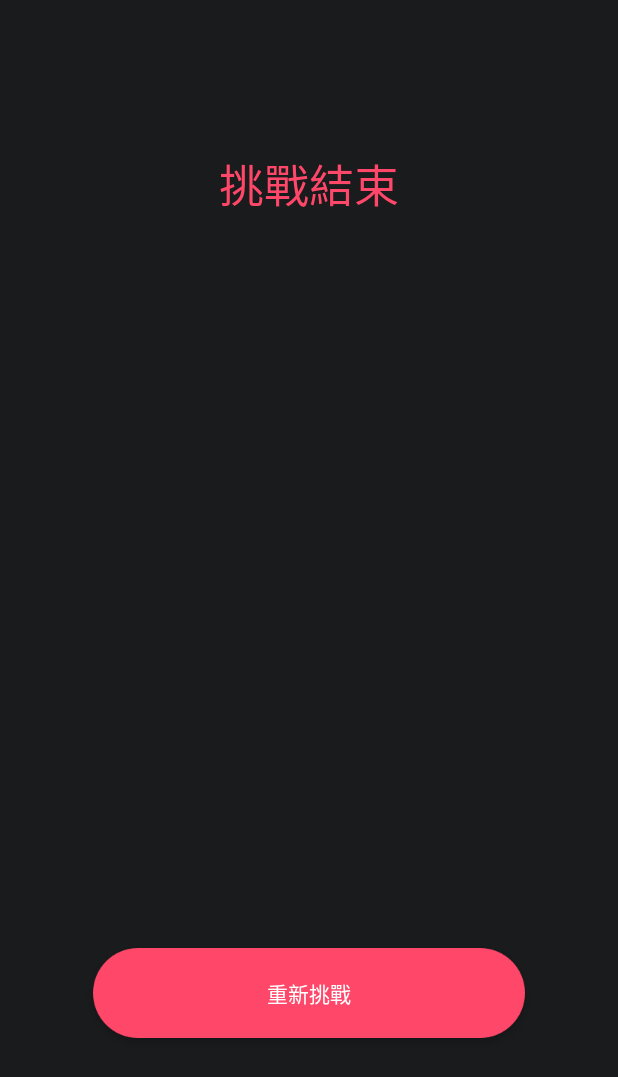
After one commit to crazyma/KKQuiz, an Android app: the fragment ResultFragment placed in its activity, on a phone screen of 412 x 824 dp. The commit adds this screen. Shown: the top 1077 px of the screen. Run offline under Robolectric (Android 15) with nearby library versions, the phone set to English and light mode, and no system bars; our stand-ins replace RxJava; libraries missing offline, so code that uses them is left out: com.kkbox.openapideveloper; 3 statements that could not run were skipped.

Commit message:
feat: create ResultFragment
also setup back stack flow when clicking again button

```diff
--- /dev/null
+++ b/app/src/main/java/com/beibeilab/kkquiz/ResultFragment.kt
@@ -0,0 +1,47 @@
+package com.beibeilab.kkquiz
+
+
+import android.os.Bundle
+import android.support.v4.app.Fragment
+import android.view.LayoutInflater
+import android.view.View
+import android.view.ViewGroup
+import com.beibeilab.kkquiz.Utils.FragmentUtils
+import kotlinx.android.synthetic.main.fragment_result.*
+
+
+/**
+ * A simple [Fragment] subclass.
+ */
+class ResultFragment : Fragment() {
+
+    companion object {
+        fun newInstance(artist: String): ResultFragment {
+            val fragment = ResultFragment()
+            fragment.artist = artist
+            return fragment
+        }
+    }
+
+    lateinit var artist: String
+
+    override fun onCreateView(inflater: LayoutInflater?, container: ViewGroup?,
+                              savedInstanceState: Bundle?): View? {
+        // Inflate the layout for this fragment
+        return inflater!!.inflate(R.layout.fragment_result, container, false)
+    }
+
+    override fun onViewCreated(view: View?, savedInstanceState: Bundle?) {
+        super.onViewCreated(view, savedInstanceState)
+
+        textArtist.text = artist
+        buttonPlayAgain.setOnClickListener {
+
+            FragmentUtils.backFragment(
+                    this@ResultFragment.activity,
+                    FragmentUtils.FRAGMENT_TAG_SEARCH)
+
+        }
+    }
+
+}// Required empty public constructor
--- a/app/src/main/java/com/beibeilab/kkquiz/SearchFragment.kt
+++ b/app/src/main/java/com/beibeilab/kkquiz/SearchFragment.kt
@@ -100,7 +100,8 @@ class SearchFragment : Fragment() {
         FragmentUtils.switchFragment(
                 activity,
                 PlayPageFragment.newInstance(searchString, trackList),
-                R.id.fragment_content
+                R.id.fragment_content,
+                FragmentUtils.FRAGMENT_TAG_SEARCH
         )
     }
 
--- /dev/null
+++ b/app/src/main/res/layout/fragment_result.xml
@@ -0,0 +1,51 @@
+<android.support.constraint.ConstraintLayout xmlns:android="http://schemas.android.com/apk/res/android"
+    xmlns:app="http://schemas.android.com/apk/res-auto"
+    xmlns:tools="http://schemas.android.com/tools"
+    android:layout_width="match_parent"
+    android:layout_height="match_parent"
+    android:background="@color/colorPrimary"
+    tools:context="com.beibeilab.kkquiz.ResultFragment">
+
+
+    <TextView
+        android:id="@+id/textView4"
+        android:layout_width="wrap_content"
+        android:layout_height="wrap_content"
+        android:layout_marginEnd="8dp"
+        android:layout_marginStart="8dp"
+        android:layout_marginTop="100dp"
+        android:text="@string/result_title"
+        android:textColor="@color/colorAccent"
+        android:textSize="30sp"
+        app:layout_constraintEnd_toEndOf="parent"
+        app:layout_constraintStart_toStartOf="parent"
+        app:layout_constraintTop_toTopOf="parent" />
+
+    <TextView
+        android:id="@+id/textArtist"
+        android:layout_width="wrap_content"
+        android:layout_height="wrap_content"
+        android:layout_marginEnd="8dp"
+        android:layout_marginStart="8dp"
+        android:layout_marginTop="8dp"
+        android:textColor="@android:color/white"
+        android:textSize="24sp"
+        app:layout_constraintEnd_toEndOf="parent"
+        app:layout_constraintStart_toStartOf="parent"
+        app:layout_constraintTop_toBottomOf="@+id/textView4"
+        tools:text="Artist" />
+
+    <Button
+        android:id="@+id/buttonPlayAgain"
+        android:layout_width="0dp"
+        android:layout_height="60dp"
+        android:layout_marginBottom="132dp"
+        android:layout_marginEnd="62dp"
+        android:layout_marginStart="62dp"
+        android:background="@drawable/button_pink"
+        android:text="@string/result_play_again"
+        android:textColor="@android:color/white"
+        app:layout_constraintBottom_toBottomOf="parent"
+        app:layout_constraintEnd_toEndOf="parent"
+        app:layout_constraintStart_toStartOf="parent" />
+</android.support.constraint.ConstraintLayout>
--- a/app/src/main/res/values/strings.xml
+++ b/app/src/main/res/values/strings.xml
@@ -13,4 +13,6 @@
     <string name="play_asking">這是什麼歌？</string>
     <string name="play_listen_again">再聽一次</string>
     <string name="play_next">下一題</string>
+    <string name="result_title">挑戰結束</string>
+    <string name="result_play_again">重新挑戰</string>
 </resources>
```
Also changed, not shown: app/src/main/java/com/beibeilab/kkquiz/PlayPageFragment.kt (+8 -1 lines), app/src/main/java/com/beibeilab/kkquiz/Utils/FragmentUtils.kt (+21 -2 lines).
